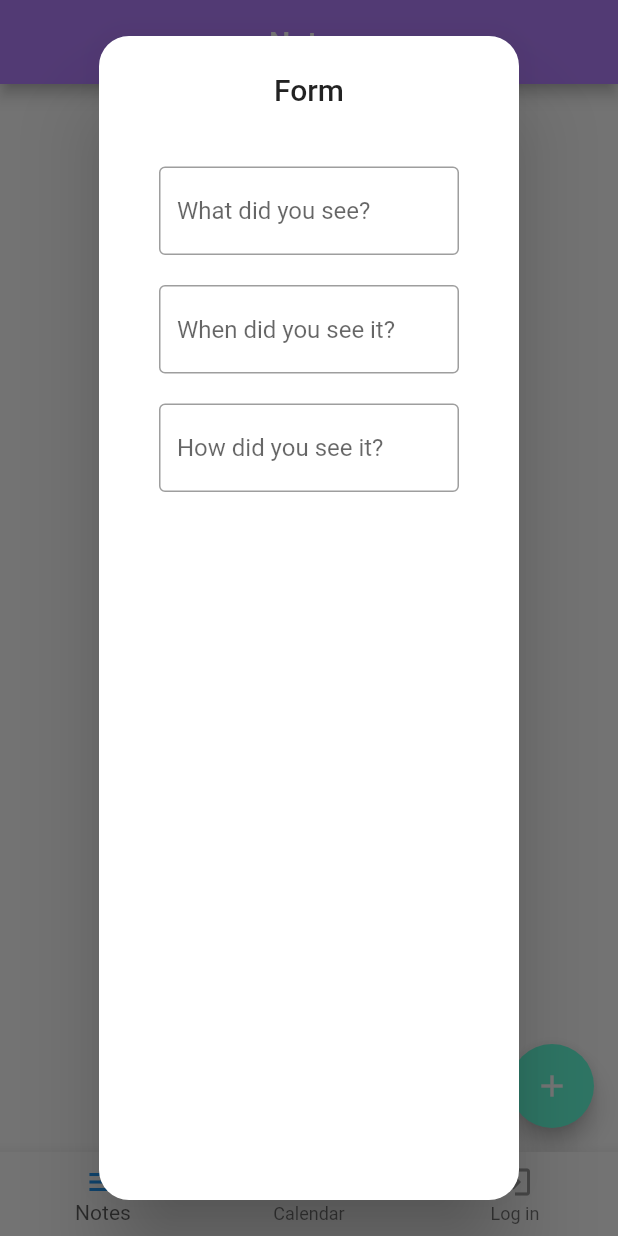
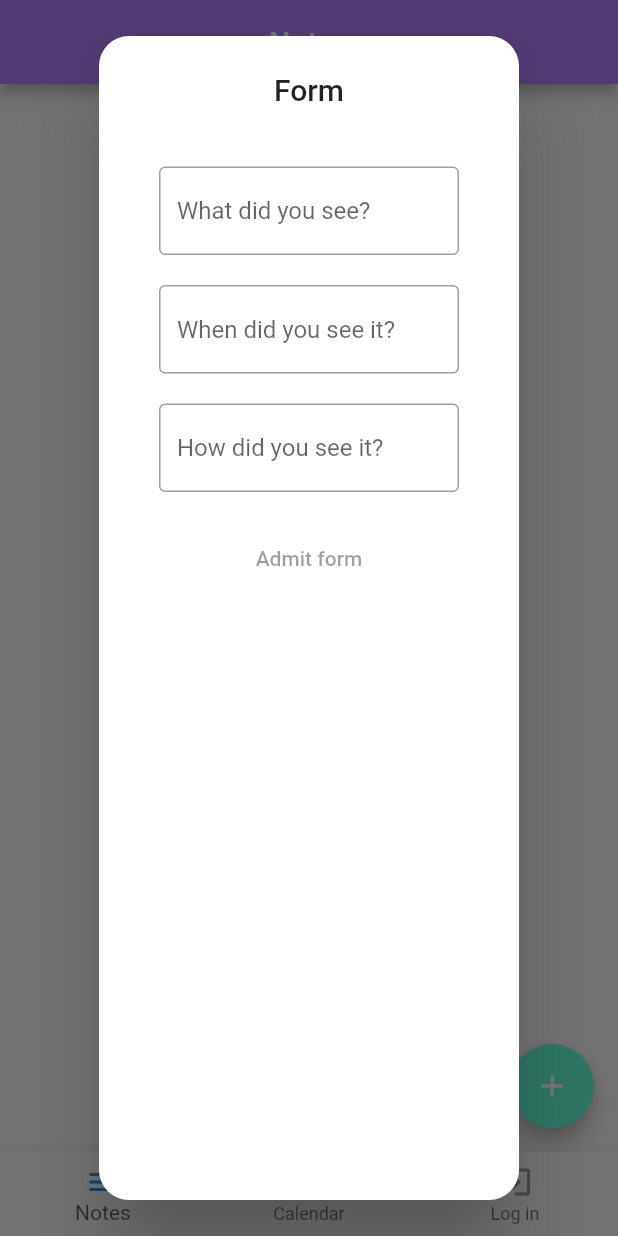
Before and after one commit to aleksandrapacia/star_calendar, a Flutter app: the screen it shows after launch, after a tap on the "add" icon, on a phone screen of 412 x 824 dp. Run offline on Flutter 3.47's test engine with Material 2 defaults, Android fonts, the phone set to English and light mode, and no system bars.

Commit message:
add button

```diff
--- a/lib/pages/notes_page.dart
+++ b/lib/pages/notes_page.dart
@@ -24,8 +24,7 @@ class _NotesPageState extends State<NotesPage> {
                     contentPadding: EdgeInsets.all(30),
                     shape: RoundedRectangleBorder(
                         borderRadius: BorderRadius.all(Radius.circular(20.0))),
-                    content: Column(
-                      children: [
+                    content: Column(children: [
                       SingleChildScrollView(
                           child: Column(
                         crossAxisAlignment: CrossAxisAlignment.center,
@@ -49,10 +48,15 @@ class _NotesPageState extends State<NotesPage> {
                                   decoration: InputDecoration(
                                       border: OutlineInputBorder(),
                                       hintText: 'How did you see it?'))),
-                              ]),
-                        )
+                          const Padding(
+                              padding: EdgeInsets.all(10),
+                              child: TextButton(
+                                onPressed: null,
+                                child: const Text("Admit form"),
+                              ))
                         ],
-                    )));
+                      )),
+                    ])));
           },
           child: Icon(Icons.add),
           backgroundColor: Colors.tealAccent,
```
Lines whose indentation alone changed are shown as unchanged.
